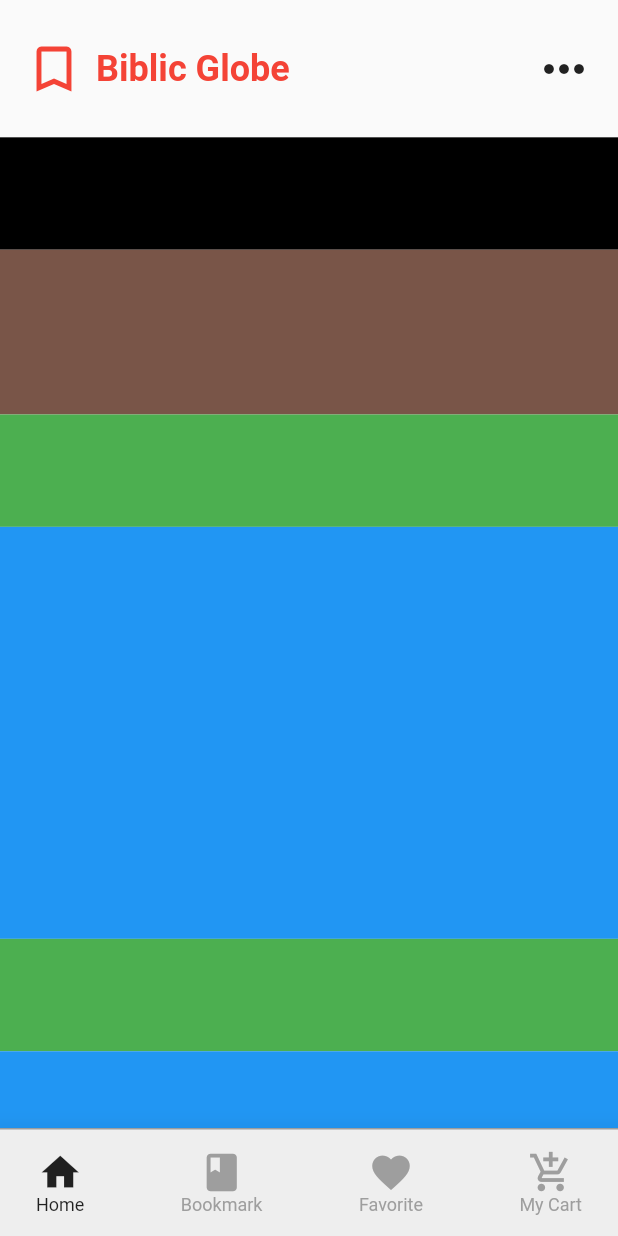
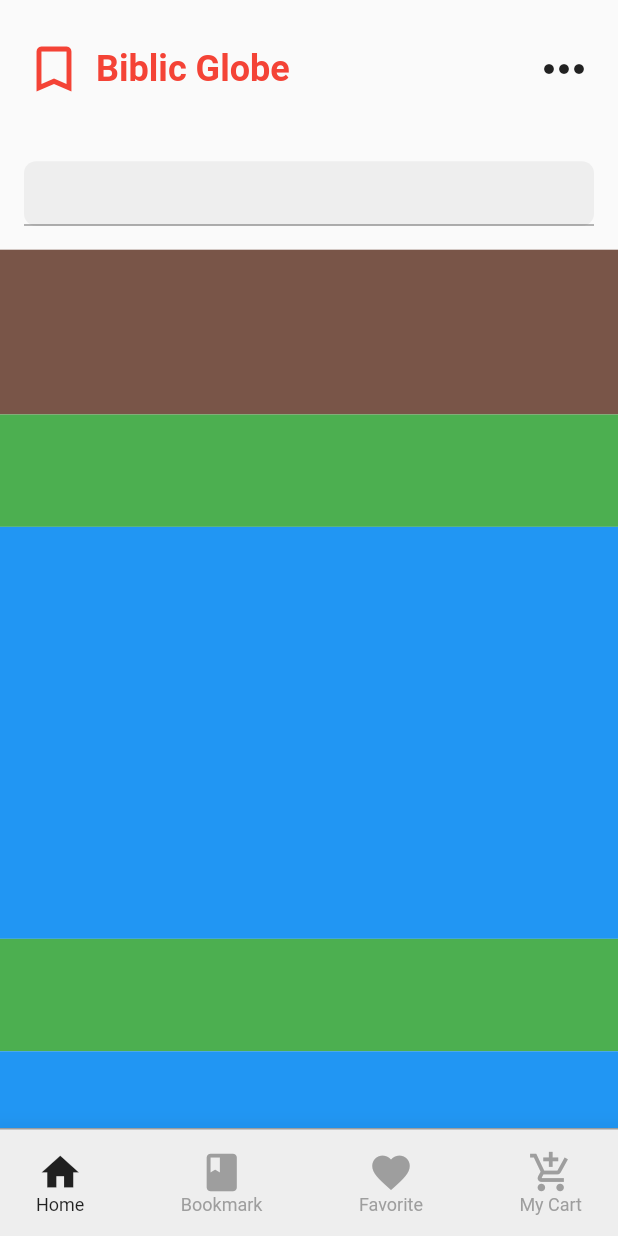
Before and after one commit to JAICHANGPARK/flutter_notebook_the_third_story, a Flutter app: the screen it shows after launch, on a phone screen of 412 x 824 dp. Run offline on Flutter 3.47's test engine with Material 2 defaults, Android fonts, the phone set to English and light mode, and no system bars; our stand-ins replace badges, dotted_border, fl_chart, google_fonts, page_transition, percent_indicator.

Commit message:
Update book_store_app.dart

```diff
--- a/lib/bookstore_app/book_store_app.dart
+++ b/lib/bookstore_app/book_store_app.dart
@@ -1,3 +1,4 @@
+import 'package:flutter/cupertino.dart';
 import 'package:flutter/material.dart';
 import 'package:flutter/widgets.dart';
 
@@ -144,7 +145,16 @@ class _MainPageState extends State<MainPage> {
               //Search Bar
               Container(
                 height: deviceHeight / 11,
-                decoration: BoxDecoration(color: Colors.black),
+                padding: EdgeInsets.symmetric(horizontal: 16, vertical: 16),
+
+                child: Container(
+                  decoration: BoxDecoration(
+                    color: Colors.grey[200],
+                    borderRadius: BorderRadius.circular(8),
+                  ),
+                  child: TextField(),
+                ),
+
               ),
 
               //Best Seller , New items
```
